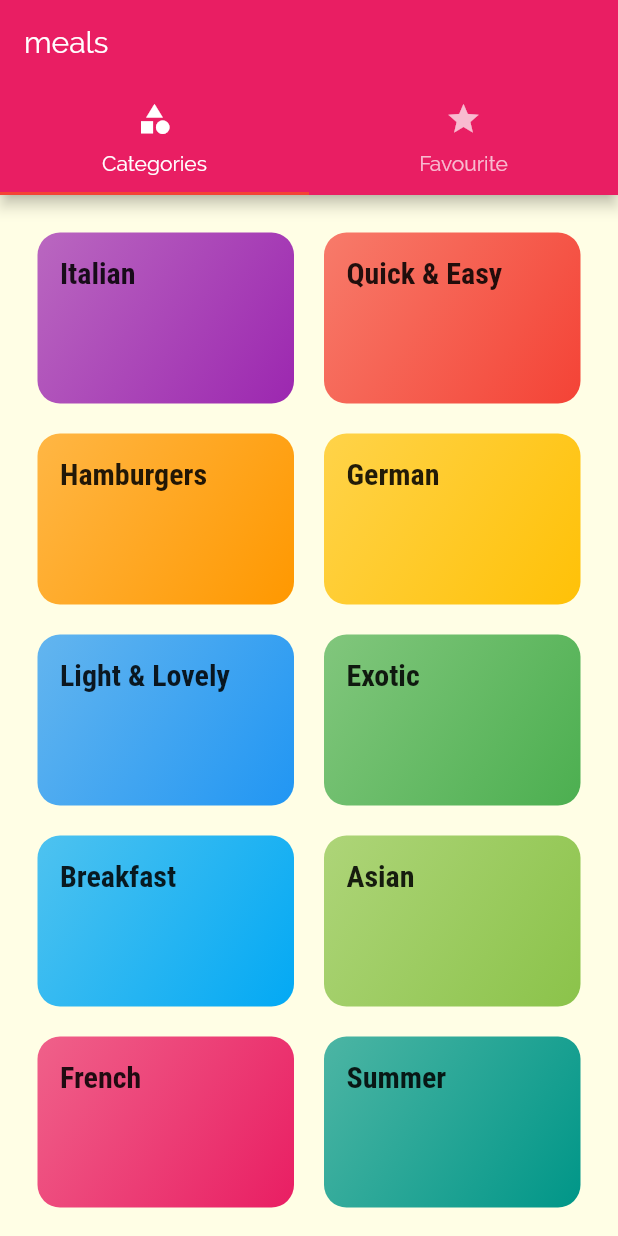
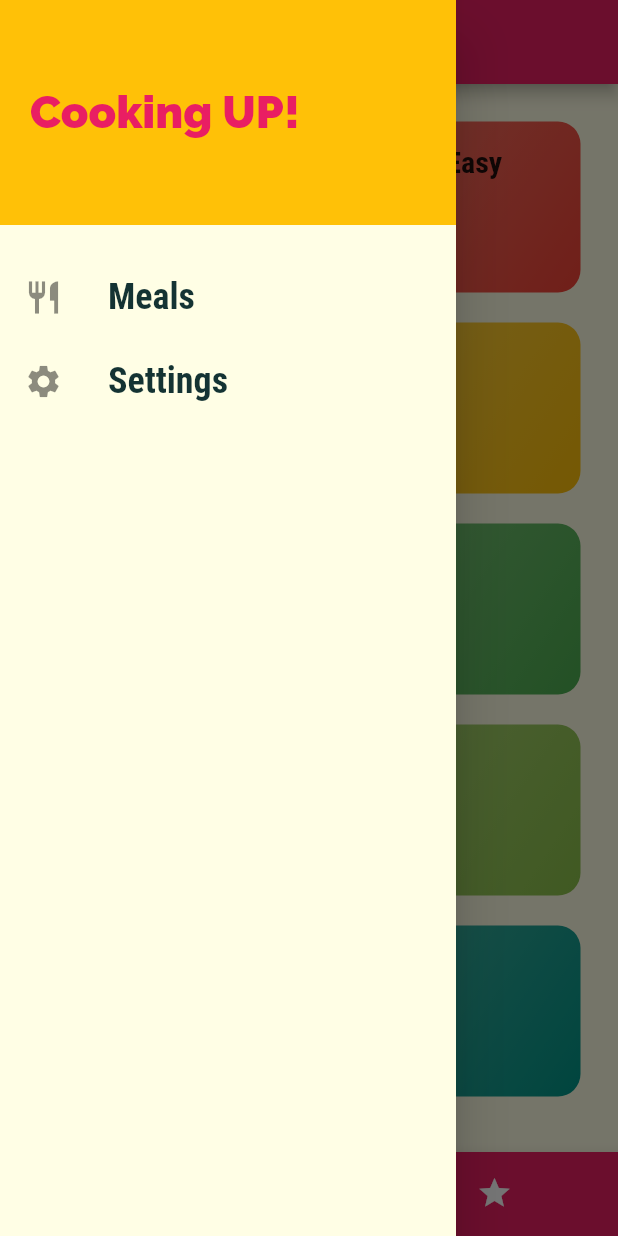
Before and after one commit to UsamaElgendy/mealApp, a Flutter app: the screen it shows after launch, with the side drawer open (before the commit the screen has no drawer), on a phone screen of 412 x 824 dp. Run offline on Flutter 3.47's test engine with Material 2 defaults, Android fonts, the phone set to English and light mode, and no system bars.

Commit message:
add drawer screen

```diff
--- a/lib/main.dart
+++ b/lib/main.dart
@@ -1,4 +1,5 @@
 import 'package:flutter/material.dart';
+import 'package:mealappmax/screens/filtter_screen.dart';
 import 'package:mealappmax/screens/tabs_screen.dart';
 
 import './screens/categories_screen.dart';
@@ -11,6 +12,7 @@ class MyApp extends StatelessWidget {
   @override
   Widget build(BuildContext context) {
     return MaterialApp(
+      debugShowCheckedModeBanner: false,
       title: 'DeliMeals',
       theme: ThemeData(
         primarySwatch: Colors.pink,
@@ -37,6 +39,7 @@ class MyApp extends StatelessWidget {
         '/': (ctx) => TabsScreen(),
         CategoryMealsScreen.routeName: (ctx) => CategoryMealsScreen(),
         MealDetailScreen.routeName: (ctx) => MealDetailScreen(),
+        FilterScreen.routeName: (ctx) => FilterScreen(),
       },
       onGenerateRoute: (settings) {
         print(settings.arguments);
--- a/lib/screens/meal_detail_screen.dart
+++ b/lib/screens/meal_detail_screen.dart
@@ -80,6 +80,12 @@ class MealDetailScreen extends StatelessWidget {
           ],
         ),
       ),
+      floatingActionButton: FloatingActionButton(
+        child: Icon(Icons.delete),
+        onPressed: () {
+          Navigator.of(context).pop(mealId);
+        },
+      ),
     );
   }
 }
--- a/lib/screens/tabs_screen.dart
+++ b/lib/screens/tabs_screen.dart
@@ -1,6 +1,8 @@
 import 'package:flutter/material.dart';
-import 'package:mealappmax/screens/categories_screen.dart';
 import 'package:mealappmax/screens/favourite_screen.dart';
+import 'package:mealappmax/widgets/main_drawer.dart';
+
+import 'categories_screen.dart';
 
 class TabsScreen extends StatefulWidget {
   @override
@@ -8,8 +10,59 @@ class TabsScreen extends StatefulWidget {
 }
 
 class _TabsScreenState extends State<TabsScreen> {
+  final List<Map<String, Object>> _pages = [
+    {
+      "page": CategoriesScreen(),
+      "title": "Categories",
+    },
+    {
+      "page": FavouritesScreen(),
+      "title": "Favourites",
+    }
+  ];
+
+  int _selectedPageIndex = 0;
+
+  void _selectPage(int index) {
+    setState(() {
+      _selectedPageIndex = index;
+    });
+  }
+
   @override
   Widget build(BuildContext context) {
+    return Scaffold(
+      appBar: AppBar(
+        title: Text(_pages[_selectedPageIndex]['title']),
+      ),
+      drawer: MainDrawer(),
+      body: _pages[_selectedPageIndex]['page'],
+      bottomNavigationBar: BottomNavigationBar(
+        onTap: _selectPage,
+        backgroundColor: Theme.of(context).primaryColor,
+        unselectedItemColor: Colors.white,
+        selectedItemColor: Theme.of(context).accentColor,
+        currentIndex: _selectedPageIndex,
+        type: BottomNavigationBarType.shifting,
+        items: [
+          BottomNavigationBarItem(
+              backgroundColor: Theme.of(context).primaryColor,
+              icon: Icon(Icons.category),
+              title: Text("Categories")),
+          BottomNavigationBarItem(
+              backgroundColor: Theme.of(context).primaryColor,
+              icon: Icon(Icons.star),
+              title: Text("Favourites")),
+        ],
+      ),
+    );
+  }
+}
+
+// TODO : DEFAULT TAB CONTROLLER
+
+/**
+ *
     return DefaultTabController(
     length: 2,
     initialIndex: 0, // TODO : WHEN APP IS START
@@ -36,5 +89,5 @@ class _TabsScreenState extends State<TabsScreen> {
     ),
     ),
     );
-  }
-}
+
+ */
--- /dev/null
+++ b/lib/widgets/main_drawer.dart
@@ -0,0 +1,59 @@
+import 'package:flutter/material.dart';
+import 'package:mealappmax/screens/filtter_screen.dart';
+
+class MainDrawer extends StatelessWidget {
+  Widget buildListTile(String title, IconData icon, Function tapHandler) {
+    return ListTile(
+      leading: Icon(
+        icon,
+        size: 26,
+      ),
+      title: Text(
+        title,
+        style: TextStyle(
+            fontFamily: "RobotoCondensed",
+            fontSize: 24,
+            fontWeight: FontWeight.bold),
+      ),
+      onTap: tapHandler,
+    );
+  }
+
+  @override
+  Widget build(BuildContext context) {
+    return Drawer(
+      child: Column(
+        children: <Widget>[
+          Container(
+            height: 150,
+            width: double.infinity,
+            padding: EdgeInsets.all(20),
+            alignment: Alignment.centerLeft,
+            color: Theme.of(context).accentColor,
+            child: Text(
+              "Cooking UP!",
+              style: TextStyle(
+                  fontWeight: FontWeight.w900,
+                  fontSize: 30,
+                  color: Theme.of(context).primaryColor),
+            ),
+          ),
+          SizedBox(
+            height: 20,
+          ),
+          buildListTile("Meals", Icons.restaurant, () {
+            Navigator.of(context).pushReplacementNamed('/');
+          }),
+          buildListTile(
+            "Settings",
+            Icons.settings,
+            () {
+              Navigator.of(context)
+                  .pushReplacementNamed(FilterScreen.routeName);
+            },
+          ),
+        ],
+      ),
+    );
+  }
+}
```
Also changed, not shown: lib/screens/category_meals_screen.dart (+44 -18 lines), lib/screens/filtter_screen.dart (added, +24 -0 lines), lib/widgets/meal_item.dart (+10 -2 lines). Lines whose indentation alone changed are shown as unchanged.
